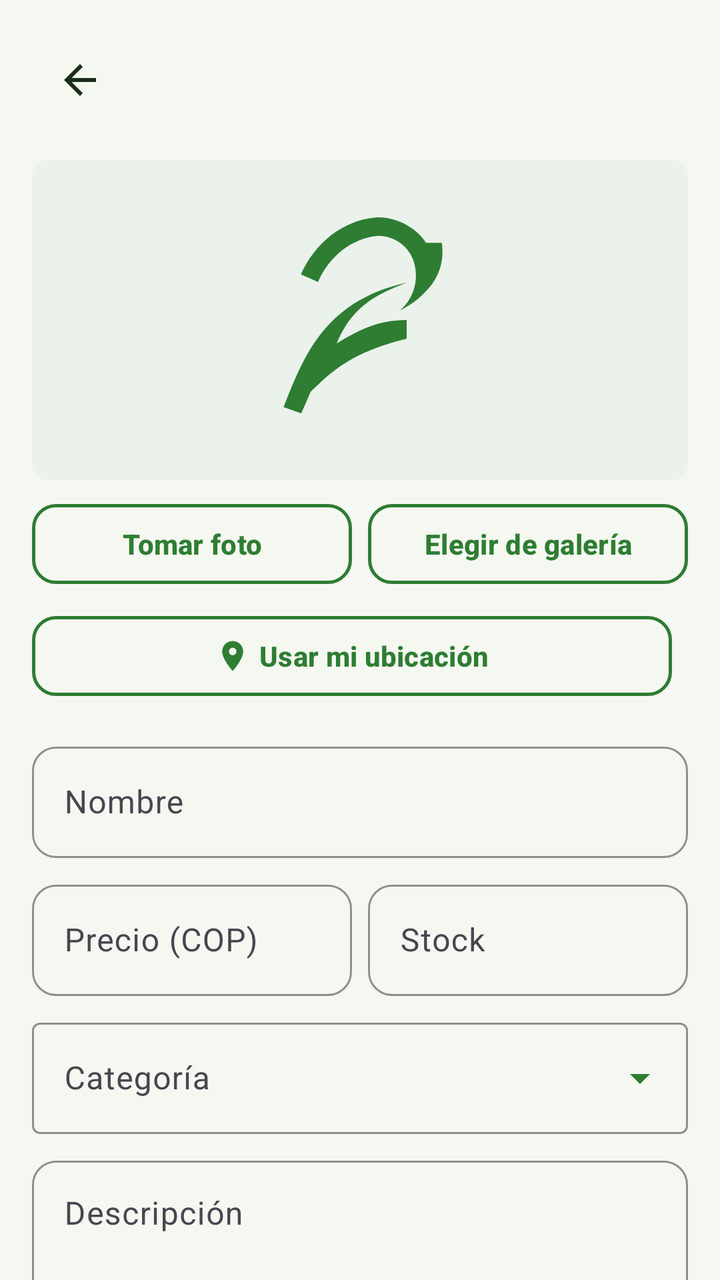
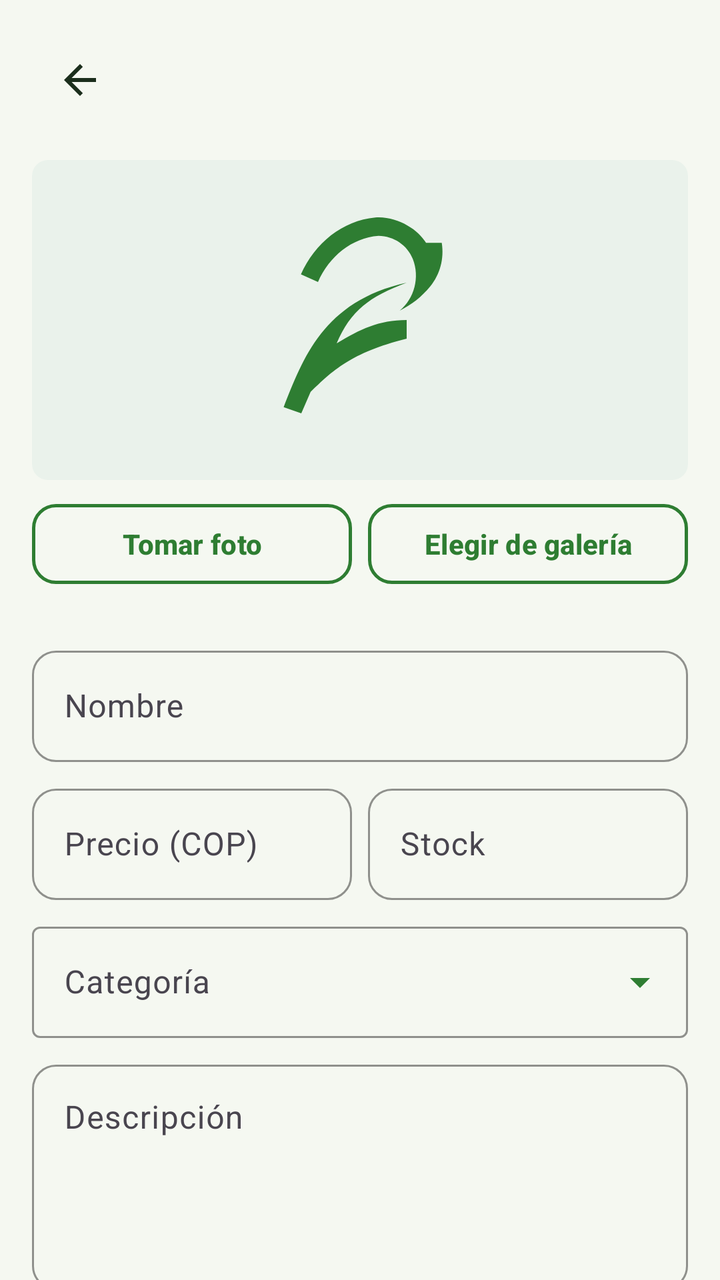

An Android layout rendered at two revisions. The XML below is the earlier revision; the diff shows what the commit changed to produce the second picture.
<!-- AndroidManifest.xml: application theme Theme.CosechaLocal -->
<!-- res/layout/fragment_product_form.xml -->
<?xml version="1.0" encoding="utf-8"?>
<androidx.core.widget.NestedScrollView xmlns:android="http://schemas.android.com/apk/res/android"
    xmlns:app="http://schemas.android.com/apk/res-auto"
    android:layout_width="match_parent"
    android:layout_height="match_parent"
    android:background="@color/bg_light"
    android:fillViewport="true">

    <LinearLayout
        android:layout_width="match_parent"
        android:layout_height="wrap_content"
        android:orientation="vertical"
        android:padding="@dimen/spacing_medium">

        <LinearLayout
            android:layout_width="match_parent"
            android:layout_height="wrap_content"
            android:gravity="center_vertical"
            android:orientation="horizontal">

            <ImageButton
                android:id="@+id/btnBack"
                android:layout_width="@dimen/icon_button_min_size"
                android:layout_height="@dimen/icon_button_min_size"
                android:background="?attr/selectableItemBackgroundBorderless"
                android:contentDescription="@string/cd_back_button"
                android:src="@drawable/ic_arrow_back"
                app:tint="@color/text_primary" />

            <TextView
                android:id="@+id/tvFormTitle"
                android:layout_width="0dp"
                android:layout_height="wrap_content"
                android:layout_marginStart="@dimen/spacing_small"
                android:layout_weight="1"
                android:textColor="@color/text_primary"
                android:textSize="@dimen/text_size_title"
                android:textStyle="bold" />
        </LinearLayout>

        <ImageView
            android:id="@+id/ivFormImage"
            android:layout_width="match_parent"
            android:layout_height="@dimen/form_image_height"
            android:layout_marginTop="@dimen/spacing_medium"
            android:background="@drawable/bg_product_image"
            android:contentDescription="@string/cd_product_image"
            android:padding="@dimen/spacing_large"
            android:scaleType="centerInside"
            android:src="@drawable/ic_product_placeholder" />

        <LinearLayout
            android:layout_width="match_parent"
            android:layout_height="wrap_content"
            android:layout_marginTop="@dimen/spacing_small"
            android:orientation="horizontal">

            <com.google.android.material.button.MaterialButton
                android:id="@+id/btnTakePhoto"
                style="@style/Widget.CosechaLocal.Button.Secondary"
                android:layout_width="0dp"
                android:layout_height="wrap_content"
                android:layout_marginEnd="@dimen/spacing_small"
                android:layout_weight="1"
                android:text="@string/btn_take_photo"
                android:textSize="@dimen/text_size_body" />

            <com.google.android.material.button.MaterialButton
                android:id="@+id/btnPickImage"
                style="@style/Widget.CosechaLocal.Button.Secondary"
                android:layout_width="0dp"
                android:layout_height="wrap_content"
                android:layout_weight="1"
                android:text="@string/btn_pick_image"
                android:textSize="@dimen/text_size_body" />
        </LinearLayout>

        <LinearLayout
            android:layout_width="match_parent"
            android:layout_height="wrap_content"
            android:layout_marginTop="@dimen/spacing_small"
            android:orientation="horizontal">

            <com.google.android.material.button.MaterialButton
                android:id="@+id/btnUseLocation"
                style="@style/Widget.CosechaLocal.Button.Secondary"
                android:layout_width="0dp"
                android:layout_height="wrap_content"
                android:layout_marginEnd="@dimen/spacing_small"
                android:layout_weight="1"
                android:text="@string/btn_use_location"
                android:textSize="@dimen/text_size_body"
                app:icon="@drawable/ic_location"
                app:iconGravity="textStart" />

            <com.google.android.material.button.MaterialButton
                android:id="@+id/btnRemovePhoto"
                style="@style/Widget.CosechaLocal.Button.Secondary"
                android:layout_width="0dp"
                android:layout_height="wrap_content"
                android:layout_weight="1"
                android:text="@string/btn_remove_photo"
                android:textSize="@dimen/text_size_body"
                android:visibility="gone" />
        </LinearLayout>

        <com.google.android.material.textfield.TextInputLayout
            android:id="@+id/tilName"
            style="@style/Widget.CosechaLocal.TextInputLayout"
            android:layout_width="match_parent"
            android:layout_height="wrap_content"
            android:layout_marginTop="@dimen/spacing_medium"
            android:hint="@string/form_name">

            <com.google.android.material.textfield.TextInputEditText
                android:id="@+id/etName"
                android:layout_width="match_parent"
                android:layout_height="wrap_content"
                android:inputType="textCapSentences"
                android:maxLines="1"
                android:minHeight="@dimen/input_min_height" />
        </com.google.android.material.textfield.TextInputLayout>

        <LinearLayout
            android:layout_width="match_parent"
            android:layout_height="wrap_content"
            android:layout_marginTop="@dimen/spacing_small"
            android:orientation="horizontal">

            <com.google.android.material.textfield.TextInputLayout
                android:id="@+id/tilPrice"
                style="@style/Widget.CosechaLocal.TextInputLayout"
                android:layout_width="0dp"
                android:layout_height="wrap_content"
                android:layout_marginEnd="@dimen/spacing_small"
                android:layout_weight="1"
                android:hint="@string/form_price"
                app:prefixText="$">

                <com.google.android.material.textfield.TextInputEditText
                    android:id="@+id/etPrice"
                    android:layout_width="match_parent"
                    android:layout_height="wrap_content"
                    android:inputType="number"
                    android:maxLines="1"
                    android:minHeight="@dimen/input_min_height" />
            </com.google.android.material.textfield.TextInputLayout>

            <com.google.android.material.textfield.TextInputLayout
                android:id="@+id/tilStock"
                style="@style/Widget.CosechaLocal.TextInputLayout"
                android:layout_width="0dp"
                android:layout_height="wrap_content"
                android:layout_weight="1"
                android:hint="@string/form_stock">

                <com.google.android.material.textfield.TextInputEditText
                    android:id="@+id/etStock"
                    android:layout_width="match_parent"
                    android:layout_height="wrap_content"
                    android:inputType="number"
                    android:maxLines="1"
                    android:minHeight="@dimen/input_min_height" />
            </com.google.android.material.textfield.TextInputLayout>
        </LinearLayout>

        <com.google.android.material.textfield.TextInputLayout
            android:id="@+id/tilCategory"
            style="@style/Widget.Material3.TextInputLayout.OutlinedBox.ExposedDropdownMenu"
            android:layout_width="match_parent"
            android:layout_height="wrap_content"
            android:layout_marginTop="@dimen/spacing_small"
            android:hint="@string/form_category"
            app:boxStrokeColor="@color/primary_green"
            app:endIconTint="@color/primary_green"
            app:hintTextColor="@color/primary_green">

            <com.google.android.material.textfield.MaterialAutoCompleteTextView
                android:id="@+id/actvCategory"
                android:layout_width="match_parent"
                android:layout_height="wrap_content"
                android:inputType="none"
                android:minHeight="@dimen/input_min_height" />
        </com.google.android.material.textfield.TextInputLayout>

        <com.google.android.material.textfield.TextInputLayout
            android:id="@+id/tilDescription"
            style="@style/Widget.CosechaLocal.TextInputLayout"
            android:layout_width="match_parent"
            android:layout_height="wrap_content"
            android:layout_marginTop="@dimen/spacing_small"
            android:hint="@string/form_description">

            <com.google.android.material.textfield.TextInputEditText
                android:id="@+id/etDescription"
                android:layout_width="match_parent"
                android:layout_height="wrap_content"
                android:gravity="top"
                android:inputType="textMultiLine|textCapSentences"
                android:lines="4"
                android:minHeight="@dimen/input_min_height" />
        </com.google.android.material.textfield.TextInputLayout>

        <com.google.android.material.button.MaterialButton
            android:id="@+id/btnSave"
            style="@style/Widget.CosechaLocal.Button.Primary"
            android:layout_width="match_parent"
            android:layout_height="wrap_content"
            android:layout_marginTop="@dimen/spacing_large"
            android:text="@string/btn_save" />
    </LinearLayout>
</androidx.core.widget.NestedScrollView>
<!-- resources referenced by this layout -->
<resources>
  <color name="bg_light">#F5F8F1</color>
  <color name="primary_green">#2E7D32</color>
  <color name="text_primary">#1B2E1C</color>
  <dimen name="form_image_height">160dp</dimen>
  <dimen name="icon_button_min_size">48dp</dimen>
  <dimen name="input_min_height">48dp</dimen>
  <dimen name="spacing_large">24dp</dimen>
  <dimen name="spacing_medium">16dp</dimen>
  <dimen name="spacing_small">8dp</dimen>
  <dimen name="text_size_body">14sp</dimen>
  <dimen name="text_size_title">20sp</dimen>
  <!-- drawable bg_product_image (drawable) -->
  <?xml version="1.0" encoding="utf-8"?>
  <shape xmlns:android="http://schemas.android.com/apk/res/android"
      android:shape="rectangle">
      <solid android:color="@color/image_placeholder_bg" />
      <corners android:radius="@dimen/corner_radius_small" />
  </shape>
  <!-- drawable ic_arrow_back (drawable) -->
  <vector xmlns:android="http://schemas.android.com/apk/res/android"
      android:width="24dp"
      android:height="24dp"
      android:viewportWidth="24"
      android:viewportHeight="24">
      <path
          android:fillColor="@color/primary_green"
          android:pathData="M20,11H7.83l5.59,-5.59L12,4l-8,8 8,8 1.41,-1.41L7.83,13H20v-2z" />
  </vector>
  <!-- drawable ic_location (drawable) -->
  <vector xmlns:android="http://schemas.android.com/apk/res/android"
      android:width="24dp"
      android:height="24dp"
      android:viewportWidth="24"
      android:viewportHeight="24">
      <path
          android:fillColor="@color/primary_green"
          android:pathData="M12,2C8.13,2 5,5.13 5,9c0,5.25 7,13 7,13s7,-7.75 7,-13c0,-3.87 -3.13,-7 -7,-7zm0,9.5c-1.38,0 -2.5,-1.12 -2.5,-2.5s1.12,-2.5 2.5,-2.5 2.5,1.12 2.5,2.5 -1.12,2.5 -2.5,2.5z" />
  </vector>
  <string name="btn_pick_image">Elegir de galería</string>
  <string name="btn_remove_photo">Quitar foto</string>
  <string name="btn_save">Guardar</string>
  <string name="btn_take_photo">Tomar foto</string>
  <string name="btn_use_location">Usar mi ubicación</string>
  <string name="cd_back_button">Volver a la pantalla anterior</string>
  <string name="cd_product_image">Imagen del producto</string>
  <string name="form_category">Categoría</string>
  <string name="form_description">Descripción</string>
  <string name="form_name">Nombre</string>
  <string name="form_price">Precio (COP)</string>
  <string name="form_stock">Stock</string>
  <style name="Widget.CosechaLocal.Button.Primary" parent="Widget.Material3.Button">
          <item name="backgroundTint">@color/primary_green</item>
          <item name="android:textColor">@color/white</item>
          <item name="android:minHeight">@dimen/button_min_height</item>
          <item name="cornerRadius">@dimen/corner_radius_button</item>
          <item name="android:textStyle">bold</item>
          <item name="android:textSize">@dimen/text_size_subtitle</item>
      </style>
  <style name="Theme.CosechaLocal" parent="Base.Theme.CosechaLocal" />
  <color name="image_placeholder_bg">#EAF2EB</color>
  <dimen name="corner_radius_small">8dp</dimen>
  <color name="white">#FFFFFF</color>
  <dimen name="button_min_height">48dp</dimen>
  <dimen name="corner_radius_button">12dp</dimen>
  <dimen name="text_size_subtitle">16sp</dimen>
  <dimen name="corner_radius_medium">12dp</dimen>
  <color name="dark_green">#1B4D2B</color>
  <color name="amber_accent">#F9A825</color>
  <color name="black">#000000</color>
  <color name="chip_selected_bg">#E8F5E9</color>
  <color name="error_red">#C62828</color>
  <!-- unchanged entries left out for length: 4 -->
</resources>

<!-- the commit's change to res/layout/fragment_product_form.xml (unified diff, before → after) -->
@@ -82,18 +82,6 @@
             android:orientation="horizontal">
 
             <com.google.android.material.button.MaterialButton
-                android:id="@+id/btnUseLocation"
-                style="@style/Widget.CosechaLocal.Button.Secondary"
-                android:layout_width="0dp"
-                android:layout_height="wrap_content"
-                android:layout_marginEnd="@dimen/spacing_small"
-                android:layout_weight="1"
-                android:text="@string/btn_use_location"
-                android:textSize="@dimen/text_size_body"
-                app:icon="@drawable/ic_location"
-                app:iconGravity="textStart" />
-
-            <com.google.android.material.button.MaterialButton
                 android:id="@+id/btnRemovePhoto"
                 style="@style/Widget.CosechaLocal.Button.Secondary"
                 android:layout_width="0dp"
<!-- resource entries referenced after the edit -->
@@ -28,21 +28,10 @@
           android:fillColor="@color/primary_green"
           android:pathData="M20,11H7.83l5.59,-5.59L12,4l-8,8 8,8 1.41,-1.41L7.83,13H20v-2z" />
   </vector>
-  <!-- drawable ic_location (drawable) -->
-  <vector xmlns:android="http://schemas.android.com/apk/res/android"
-      android:width="24dp"
-      android:height="24dp"
-      android:viewportWidth="24"
-      android:viewportHeight="24">
-      <path
-          android:fillColor="@color/primary_green"
-          android:pathData="M12,2C8.13,2 5,5.13 5,9c0,5.25 7,13 7,13s7,-7.75 7,-13c0,-3.87 -3.13,-7 -7,-7zm0,9.5c-1.38,0 -2.5,-1.12 -2.5,-2.5s1.12,-2.5 2.5,-2.5 2.5,1.12 2.5,2.5 -1.12,2.5 -2.5,2.5z" />
-  </vector>
   <string name="btn_pick_image">Elegir de galería</string>
   <string name="btn_remove_photo">Quitar foto</string>
   <string name="btn_save">Guardar</string>
   <string name="btn_take_photo">Tomar foto</string>
-  <string name="btn_use_location">Usar mi ubicación</string>
   <string name="cd_back_button">Volver a la pantalla anterior</string>
   <string name="cd_product_image">Imagen del producto</string>
   <string name="form_category">Categoría</string>
